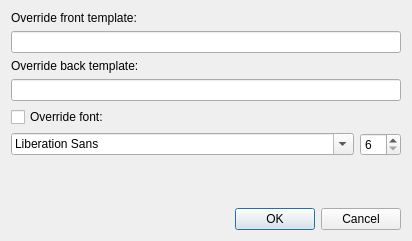
Above: qt/aqt/forms/browserdisp.ui from ankitects/anki before the change. Below: the same form after it.
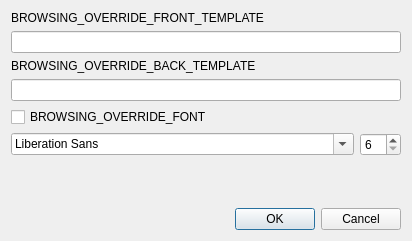
That is the form after the change.

Diff of the .ui file:
```diff
--- a/qt/aqt/forms/browserdisp.ui
+++ b/qt/aqt/forms/browserdisp.ui
@@ -17,7 +17,7 @@
    <item>
     <widget class="QLabel" name="label">
      <property name="text">
-      <string>Override front template:</string>
+      <string>BROWSING_OVERRIDE_FRONT_TEMPLATE</string>
      </property>
     </widget>
    </item>
@@ -27,7 +27,7 @@
    <item>
     <widget class="QLabel" name="label_2">
      <property name="text">
-      <string>Override back template:</string>
+      <string>BROWSING_OVERRIDE_BACK_TEMPLATE</string>
      </property>
     </widget>
    </item>
@@ -37,7 +37,7 @@
    <item>
     <widget class="QCheckBox" name="overrideFont">
      <property name="text">
-      <string>Override font:</string>
+      <string>BROWSING_OVERRIDE_FONT</string>
      </property>
     </widget>
    </item>
```
Left out of the diff: 2 changed lines with no effect on the pictures.
